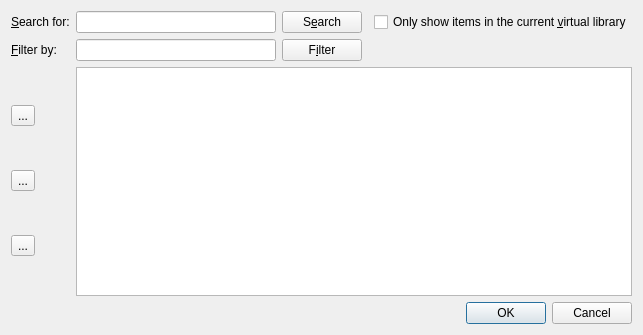
The window that src/calibre/gui2/dialogs/tag_list_editor.ui (kovidgoyal/calibre) describes before a commit, drawn with Qt 5.
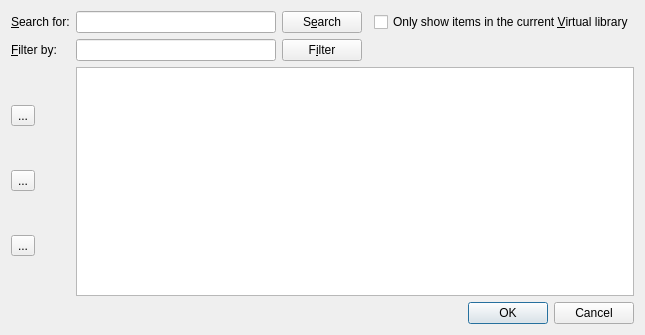
The same window after the commit. Icons and pictures are not drawn. Custom widgets are drawn as their Qt base class.

```diff
--- a/src/calibre/gui2/dialogs/tag_list_editor.ui
+++ b/src/calibre/gui2/dialogs/tag_list_editor.ui
@@ -79,7 +79,7 @@
           not be forgotten.&lt;/p&gt;</string>
      </property>
      <property name="text">
-      <string>Only show items in the current &amp;virtual library</string>
+      <string>Only show items in the current &amp;Virtual library</string>
      </property>
     </widget>
    </item>
```
